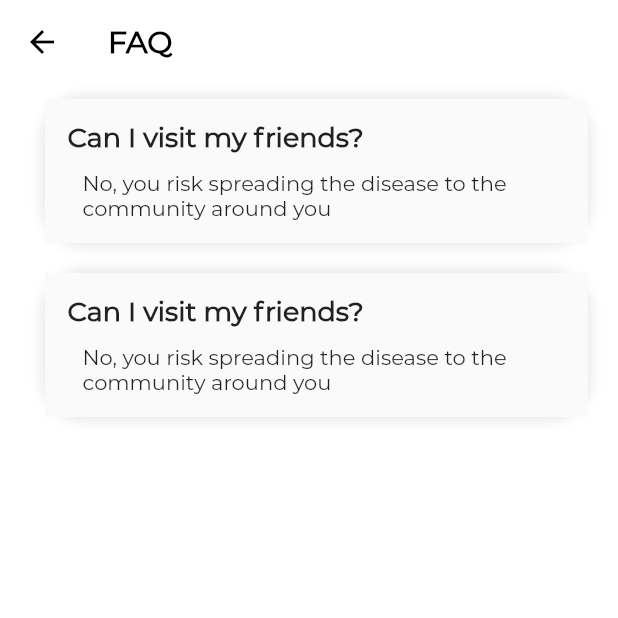
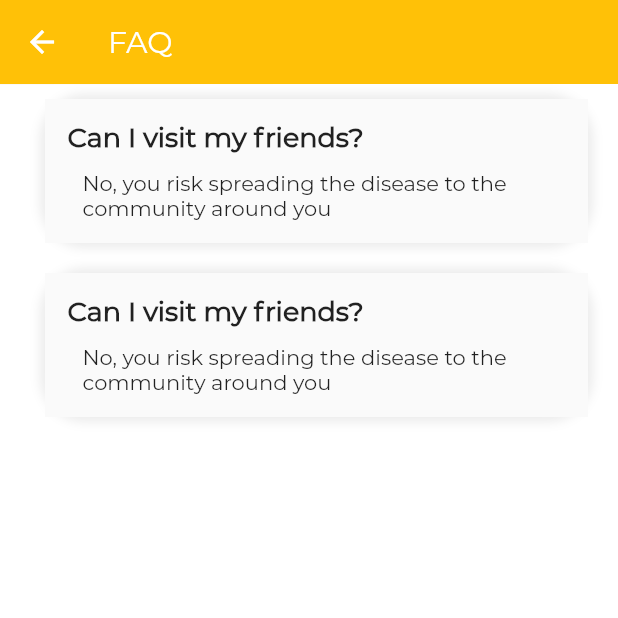
Before and after one commit to verbal-noun/codebrew-2020-prespa, a Flutter app: the FAQPage screen opened directly, on a phone screen of 412 x 824 dp, the top half of it. Run offline on Flutter 3.47's test engine with Material 2 defaults, Android fonts, the phone set to English and light mode, and no system bars; project files that could hold a hidden picture were left out.

Commit message:
Updating App bar colours

```diff
--- a/lib/pages/appointment_page.dart
+++ b/lib/pages/appointment_page.dart
@@ -81,9 +81,9 @@ class AppointmentTile extends StatelessWidget {
         children: <Widget>[
           Text(appointmentName,
               style: TextStyle(color: Colors.black, fontSize: 20.0)),
-          Text(hospital, style: TextStyle(color: Colors.black, fontSize: 20.0)),
+          Text(hospital, style: TextStyle(color: Colors.black, fontSize: 15.0)),
           Text('Doctor ' + doctorName,
-              style: TextStyle(color: Colors.black, fontSize: 20.0)),
+              style: TextStyle(color: Colors.black, fontSize: 15.0)),
         ],
       ),
     );
--- a/lib/pages/faq.dart
+++ b/lib/pages/faq.dart
@@ -25,7 +25,11 @@ class _FAQPageState extends State<FAQPage> {
   @override
   Widget build(BuildContext context) {
     return Scaffold(
-      appBar: customAppBar('FAQ'),
+      appBar: AppBar(
+        elevation: 0.1,
+        backgroundColor: Colors.amber,
+        title: Text('FAQ'),
+      ),
       body: Container(
         child: ListView(children: _faqs,),
       ),
--- a/lib/pages/prescription_list.dart
+++ b/lib/pages/prescription_list.dart
@@ -8,7 +8,11 @@ class PrescriptionPage extends StatelessWidget {
   Widget build(BuildContext context) {
     // TODO: implement build
     return Scaffold(
-        appBar: customAppBar('Prescriptions'),
+        appBar: AppBar(
+          elevation: 0.1,
+          backgroundColor: Colors.blueAccent,
+          title: Text('Prescriptions'),
+        ),
         body: StaggeredGridView.count(
             crossAxisCount: 2,
             crossAxisSpacing: 12.0,
--- a/lib/pages/restriction_page.dart
+++ b/lib/pages/restriction_page.dart
@@ -31,7 +31,11 @@ class _RestrictionPageState extends State<RestrictionPage> {
   @override
   Widget build(BuildContext context) {
     return Scaffold(
-        appBar: customAppBar('Restrictions'),
+        appBar: AppBar(
+          elevation: 0.1,
+          backgroundColor: Colors.redAccent,
+          title: Text('Restrictions'),
+        ),
         body: Center(
             child: Container(
           margin: EdgeInsets.only(top: 20.0),
```
Also changed, not shown: lib/pages/medications_page.dart (+0 -12 lines).
